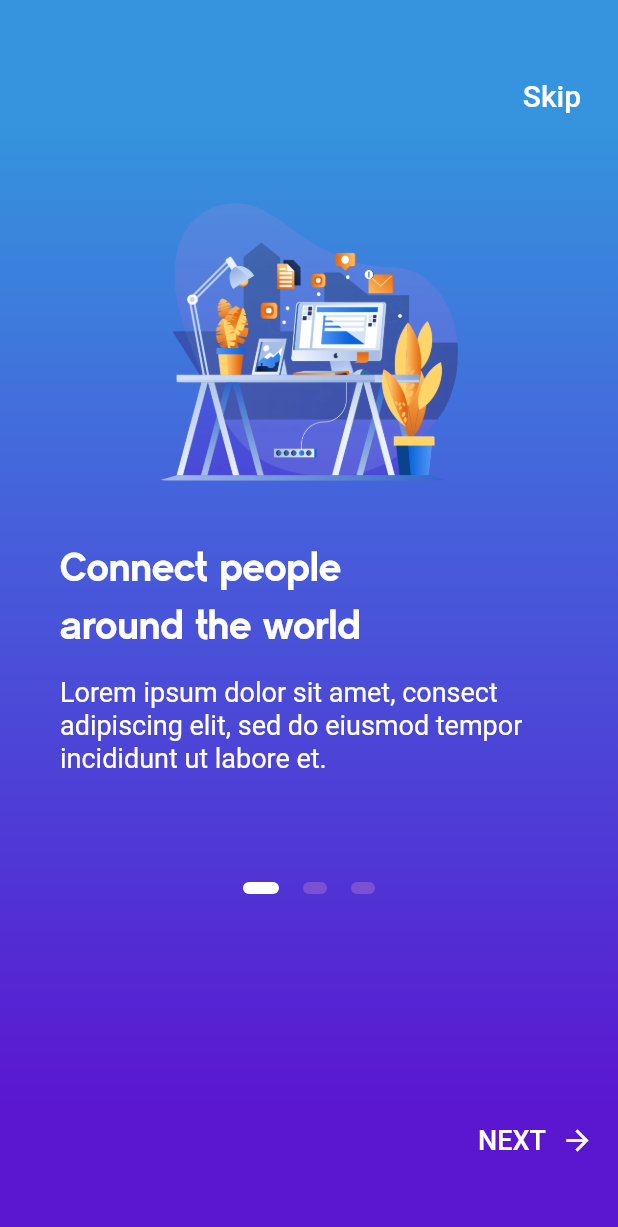
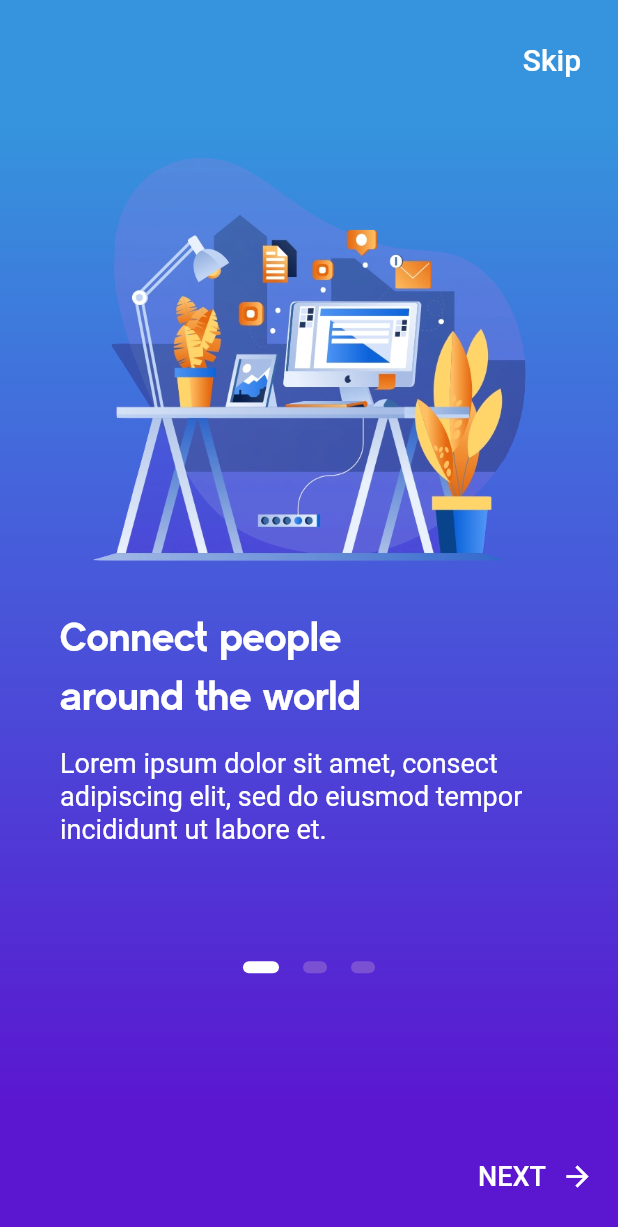
Before and after one commit to fortinjoffrey/flutter_Onboarding_UI, a Flutter app: the screen it shows after launch, on a phone screen of 412 x 824 dp. Shown: the top 1227 px of the screen. Run offline on Flutter 3.47's test engine with Material 2 defaults, Android fonts, the phone set to English and light mode, and no system bars.

Commit message:
Implement SafeArea, MediaQuery, Flexible

```diff
--- a/lib/screens/onboarding_screen.dart
+++ b/lib/screens/onboarding_screen.dart
@@ -54,8 +54,9 @@
               ],
             ),
           ),
+          child: SafeArea(
             child: Padding(
-            padding: const EdgeInsets.symmetric(vertical: 40.0),
+              padding: const EdgeInsets.symmetric(vertical: 16.0),
               child: Column(
                 crossAxisAlignment: CrossAxisAlignment.stretch,
                 children: [
@@ -73,7 +74,8 @@
                     ),
                   ),
                   Container(
-                  height: 500,
+                    height: MediaQuery.of(context).size.height * 0.7,
+                    // height: 500,
                     child: PageView(
                       physics: ClampingScrollPhysics(),
                       controller: _pageController,
@@ -114,6 +116,7 @@
             ),
           ),
         ),
+      ),
       bottomSheet:
           _currentPage == _nbPages - 1 ? _buildBottomSheet() : Text(''),
     );
@@ -129,17 +132,18 @@
       child: Column(
         crossAxisAlignment: CrossAxisAlignment.start,
         children: [
-          Center(
+          Flexible(
+            flex: 3,
+            child: Center(
               child: Image(
                 image: AssetImage(imagePath),
-              height: 200,
-              width: 200,
+              ),
             ),
           ),
           SizedBox(height: 30.0),
-          Text(title, style: kTitleStyle),
+          Flexible(flex: 1, child: Text(title, style: kTitleStyle)),
           SizedBox(height: 15.0),
-          Text(body, style: kSubtitleStyle),
+          Flexible(flex: 1, child: Text(body, style: kSubtitleStyle)),
         ],
       ),
     );
```
Lines whose indentation alone changed are shown as unchanged.
